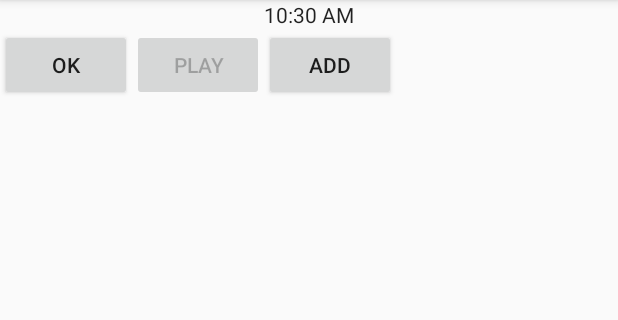
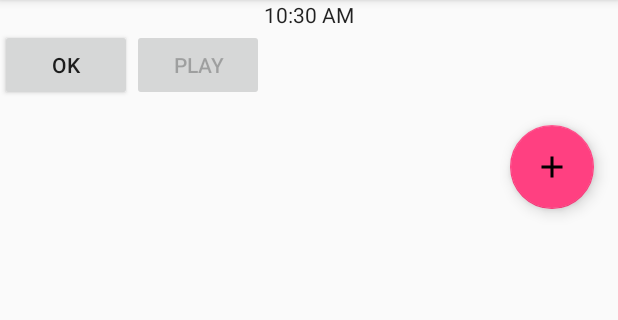
Before and after one commit to gmariotti/future-clock, an Android app: the screen it shows after launch (FutureClockActivity), on a phone screen of 412 x 824 dp, the part 84-404 px from its top. Run offline under Robolectric (Android 15) with nearby library versions, the phone set to English and light mode, and no system bars; libraries missing offline, so code that uses them is left out: rx.android.schedulers, rx.schedulers; 1 statement that could not run was skipped.

Commit message:
Commit 15/11/2015
Start creating logic for fire an alarm.
General code refactoring to improve readability.
Introduced RxJava, RxAndroid and Retrolambda.

```diff
--- a/app/src/main/AndroidManifest.xml
+++ b/app/src/main/AndroidManifest.xml
@@ -19,6 +19,8 @@
         </activity>
         <activity android:name=".activities.AlarmActivity" >
         </activity>
+        <activity android:name=".activities.AlarmFiredActivity" >
+        </activity>
     </application>
 
 </manifest>
--- a/app/src/main/java/com/mariotti/developer/futureclock/controller/FutureClockFragment.java
+++ b/app/src/main/java/com/mariotti/developer/futureclock/controller/FutureClockFragment.java
@@ -6,6 +6,7 @@ import android.os.AsyncTask;
 import android.os.Bundle;
 import android.speech.tts.TextToSpeech;
 import android.support.annotation.Nullable;
+import android.support.design.widget.FloatingActionButton;
 import android.support.v4.app.Fragment;
 import android.support.v7.widget.LinearLayoutManager;
 import android.support.v7.widget.RecyclerView;
@@ -14,16 +15,23 @@ import android.view.LayoutInflater;
 import android.view.View;
 import android.view.ViewGroup;
 import android.widget.Button;
-import android.widget.CheckBox;
+import android.widget.Switch;
 import android.widget.TextView;
 
 import com.mariotti.developer.futureclock.R;
 import com.mariotti.developer.futureclock.activities.AlarmActivity;
+import com.mariotti.developer.futureclock.activities.AlarmFiredActivity;
 import com.mariotti.developer.futureclock.model.Alarm;
 import com.mariotti.developer.futureclock.model.OpenMapWeather;
 
 import java.io.IOException;
 import java.util.List;
+
+import rx.Observable;
+import rx.Subscriber;
+import rx.schedulers.Schedulers;
+
+import rx.android.schedulers.AndroidSchedulers;
 
 public class FutureClockFragment extends Fragment {
     private static final String TAG = "FutureClockFragment";
@@ -33,7 +41,7 @@ public class FutureClockFragment extends Fragment {
     private Button mVoiceButton;
     private TextView mWeatherText;
 
-    private Button mAlarmButton;
+    private FloatingActionButton mAlarmFab;
     private RecyclerView mAlarmRecyclerView;
     private AlarmAdapter mAdapter;
 
@@ -52,36 +60,56 @@ public class FutureClockFragment extends Fragment {
         mWeatherText = (TextView) view.findViewById(R.id.current_weather_text);
 
         // Part about the alarm list
-        mAlarmButton = (Button) view.findViewById(R.id.alarm_button);
-        mAlarmButton.setOnClickListener(new View.OnClickListener() {
-            @Override
-            public void onClick(View v) {
+        mAlarmFab = (FloatingActionButton) view.findViewById(R.id.alarm_fab);
+        mAlarmFab.setOnClickListener(v -> {
             Intent intent = AlarmActivity.newIntent(getActivity(), null);
             startActivityForResult(intent, REQUEST_CODE);
-            }
         });
         mAlarmRecyclerView = (RecyclerView) view.findViewById(R.id.alarms_recycler_view);
         mAlarmRecyclerView.setLayoutManager(new LinearLayoutManager(getActivity()));
 
         // Part about the weather and voice part
-        mOkButton.setOnClickListener(new View.OnClickListener() {
+        mOkButton.setOnClickListener(v -> Observable.create(new Observable.OnSubscribe<OpenMapWeather>() {
+
             @Override
-            public void onClick(View v) {
-                new WeatherAsyncTask().execute();
+            public void call(Subscriber<? super OpenMapWeather> subscriber) {
+                try {
+                    subscriber.onNext(OpenMapWeatherFetchr.parseOpenMapWeather());
+                    subscriber.onCompleted();
+                } catch (IOException e) {
+                    Log.i(TAG, "parseOpenMapWeather error");
                 }
-        });
+            }
+        })
+                .subscribeOn(Schedulers.io())
+                .observeOn(AndroidSchedulers.mainThread())
+                .subscribe(new Subscriber<OpenMapWeather>() {
+                    @Override
+                    public void onCompleted() {
+                        Log.i(TAG, "onCompleted");
+                    }
+
+                    @Override
+                    public void onError(Throwable e) {
+                        Log.i(TAG, "onError");
+                    }
+
+                    @Override
+                    public void onNext(OpenMapWeather openMapWeather) {
+                        mWeatherText.setText(openMapWeather.toString());
+                        mVoiceButton.setEnabled(true);
+                        Log.i(TAG, "onNext");
+                    }
+                }));
 
         mVoiceButton.setOnClickListener(new View.OnClickListener() {
             TextToSpeech mTextToSpeech;
 
             @Override
             public void onClick(View v) {
-                mTextToSpeech = new TextToSpeech(getActivity(), new TextToSpeech.OnInitListener() {
-                    @Override
-                    public void onInit(int status) {
+                mTextToSpeech = new TextToSpeech(getActivity(), status -> {
                     String goodMorning = "Good morning Sir, ";
                     mTextToSpeech.speak(goodMorning + mWeatherText.getText().toString(), TextToSpeech.QUEUE_FLUSH, null);
-                    }
                 });
             }
         });
@@ -114,38 +142,57 @@ public class FutureClockFragment extends Fragment {
             mAdapter.setAlarms(alarms);
             mAdapter.notifyDataSetChanged();
         }
+
+        // check if the alarms list is not empty
+        if (!alarms.isEmpty()) {
+            // get the first alarm valid for the current day
+            Alarm alarm = AlarmController.getAlarmController(getActivity()).getNextAlarm();
+            if (alarm != null) {
+                AlarmFiredActivity.setActivityAlarm(getActivity(), alarm.getUUID());
+            }
+        }
     }
 
-    private class AlarmHolder extends RecyclerView.ViewHolder {
+    private class AlarmHolder extends RecyclerView.ViewHolder
+            implements View.OnClickListener, View.OnLongClickListener {
         private TextView mTimeTextView;
         private TextView mDaysTextView;
-        private CheckBox mActiveCheckBox;
+        private Switch mActiveSwitch;
 
         private Alarm mAlarm;
 
         public AlarmHolder(View itemView) {
             super(itemView);
+            itemView.setOnClickListener(this);
+            itemView.setOnLongClickListener(this);
 
             mTimeTextView = (TextView) itemView.findViewById(R.id.list_item_time);
             mDaysTextView = (TextView) itemView.findViewById(R.id.list_item_days);
-            mActiveCheckBox = (CheckBox) itemView.findViewById(R.id.active_checkbox);
+            mActiveSwitch = (Switch) itemView.findViewById(R.id.list_item_switch);
         }
 
         public void bindAlarm(final Alarm alarm) {
             mAlarm = alarm;
             mTimeTextView.setText(mAlarm.getTime());
-            mTimeTextView.setOnClickListener(new View.OnClickListener() {
+            mDaysTextView.setText(mAlarm.getDaysString());
+            mActiveSwitch.setChecked(mAlarm.isActive());
+
+            // TODO -> change the value of active in case the checkbox is clicked or not
+            mActiveSwitch.setEnabled(false);
+        }
+
         @Override
         public void onClick(View v) {
-                    Intent intent = AlarmActivity.newIntent(getActivity(), alarm.getUUID());
+            // Update the clicked alarm
+            Intent intent = AlarmActivity.newIntent(getActivity(), mAlarm.getUUID());
             startActivityForResult(intent, REQUEST_CODE);
         }
-            });
-            mDaysTextView.setText(mAlarm.getDaysString());
-            mActiveCheckBox.setChecked(mAlarm.isActive());
 
-            // TODO -> change the value of active in case the checkbox is clicked or not
-            mActiveCheckBox.setEnabled(false);
+        @Override
+        public boolean onLongClick(View v) {
+            // TODO -> implement alarm deletion
+            Log.i(TAG, "onLongClick event");
+            return false;
         }
     }
 
@@ -179,28 +226,4 @@ public class FutureClockFragment extends Fragment {
             mAlarms = alarms;
         }
     }
-
-    private class WeatherAsyncTask extends AsyncTask<Void, Void, Void> {
-        private OpenMapWeather mWeather;
-
-        @Override
-        protected Void doInBackground(Void... params) {
-            try {
-                mWeather = OpenMapWeatherFetchr.parseOpenMapWeather();
-            } catch (IOException e) {
-                Log.d(TAG, "Error in getting the weather");
 }
-            return null;
-        }
-
-        @Override
-        protected void onPostExecute(Void aVoid) {
-            if (mWeather != null) {
-                mWeatherText.setText(mWeather.toString());
-                mVoiceButton.setEnabled(true);
-            } else {
-                Log.d(TAG, "mWeather is null");
-            }
-        }
-    }
-}
--- /dev/null
+++ b/app/src/main/res/drawable/ic_add_black.xml
@@ -0,0 +1,9 @@
+<vector xmlns:android="http://schemas.android.com/apk/res/android"
+        android:width="24dp"
+        android:height="24dp"
+        android:viewportWidth="24.0"
+        android:viewportHeight="24.0">
+    <path
+        android:fillColor="#FF000000"
+        android:pathData="M19,13h-6v6h-2v-6H5v-2h6V5h2v6h6v2z"/>
+</vector>
--- a/app/src/main/res/layout/fragment_future_clock.xml
+++ b/app/src/main/res/layout/fragment_future_clock.xml
@@ -1,6 +1,7 @@
 <?xml version="1.0" encoding="utf-8"?>
 <LinearLayout
     xmlns:android="http://schemas.android.com/apk/res/android"
+    xmlns:app="http://schemas.android.com/apk/res-auto"
     xmlns:tools="http://schemas.android.com/tools"
     android:layout_width="match_parent"
     android:layout_height="match_parent"
@@ -21,30 +22,43 @@
             android:id="@+id/ok_button"
             android:layout_width="wrap_content"
             android:layout_height="match_parent"
-            android:text="@string/ok_button_text"/>
+            android:text="@string/ok_button_text" />
 
         <Button
             android:id="@+id/voice_button"
             android:layout_width="wrap_content"
             android:layout_height="match_parent"
-            android:text="@string/voice_button_text"/>
+            android:text="@string/voice_button_text" />
 
         <TextView
             android:id="@+id/current_weather_text"
             android:layout_width="wrap_content"
             android:layout_height="match_parent"
-            tools:text="Current weather"
-            android:gravity="center" />
-
-        <Button
-            android:id="@+id/alarm_button"
-            android:layout_width="wrap_content"
-            android:layout_height="match_parent"
-            android:text="@string/alarm_button_text"/>
+            android:gravity="center"
+            tools:text="Current weather" />
     </LinearLayout>
 
-    <android.support.v7.widget.RecyclerView
-        android:id="@+id/alarms_recycler_view"
+    <android.support.design.widget.CoordinatorLayout
         android:layout_width="match_parent"
-        android:layout_height="wrap_content" />
+        android:layout_height="wrap_content">
+
+        <android.support.v7.widget.RecyclerView
+            android:id="@+id/alarms_recycler_view"
+            android:layout_width="match_parent"
+            android:layout_height="wrap_content" />
+
+        <android.support.design.widget.FloatingActionButton
+            android:id="@+id/alarm_fab"
+            android:layout_width="wrap_content"
+            android:layout_height="wrap_content"
+            android:layout_gravity="bottom|right"
+            android:layout_margin="16dp"
+            android:src="@drawable/ic_add_black"
+            app:elevation="6dp"
+            app:fabSize="normal"
+            app:layout_anchor="@id/alarms_recycler_view"
+            app:layout_anchorGravity="bottom|right|end"
+            app:pressedTranslationZ="12dp"
+            />
+    </android.support.design.widget.CoordinatorLayout>
 </LinearLayout>
--- a/build.gradle
+++ b/build.gradle
@@ -9,6 +9,8 @@ buildscript {
 
         // NOTE: Do not place your application dependencies here; they belong
         // in the individual module build.gradle files
+
+        classpath 'me.tatarka:gradle-retrolambda:3.2.0'
     }
 }
 
```
Also changed, not shown: app/build.gradle (+15 -2 lines), app/src/main/java/com/mariotti/developer/futureclock/activities/AlarmFiredActivity.java (added, +59 -0 lines), app/src/main/java/com/mariotti/developer/futureclock/controller/AlarmController.java (+34 -0 lines), app/src/main/java/com/mariotti/developer/futureclock/controller/AlarmFiredFragment.java (added, +44 -0 lines), app/src/main/java/com/mariotti/developer/futureclock/controller/AlarmFragment.java (+24 -105 lines), app/src/main/java/com/mariotti/developer/futureclock/database/AlarmCursorWrapper.java (+14 -21 lines), app/src/main/java/com/mariotti/developer/futureclock/model/Alarm.java (+18 -10 lines), app/src/main/java/com/mariotti/developer/futureclock/model/WeekDay.java (+25 -21 lines), app/src/main/res/layout/fragment_alarm_fired.xml (added, +17 -0 lines), app/src/main/res/layout/list_item_alarm.xml (+6 -13 lines), 1 other file. Lines whose indentation alone changed are shown as unchanged.
